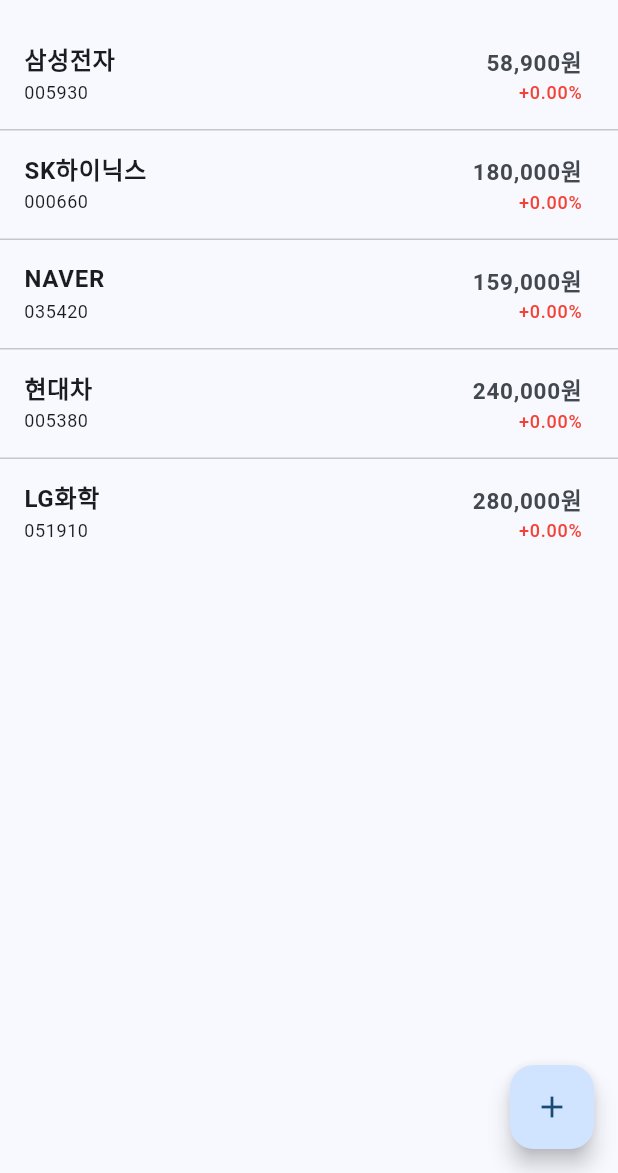
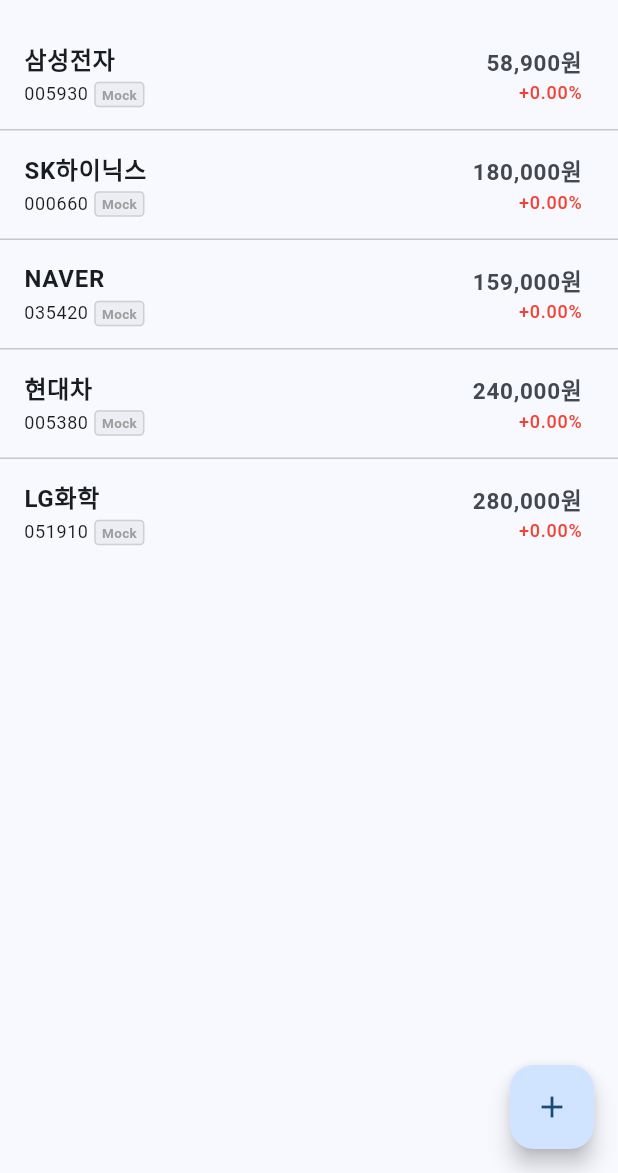
Before and after one commit to ssamssae/stock_monitor, a Flutter app: the screen it shows after launch, after a tap on the "refresh" icon, on a phone screen of 412 x 824 dp, the part 63-1236 px from its top. Run offline on Flutter 3.47's test engine with Material 3 defaults, Android fonts, the phone set to English and light mode, and no system bars; our stand-ins replace shared_preferences; network calls fail.

Commit message:
feat(krx): DataSource 태그 + KOSPI/KOSDAQ 지수 헤더 (#8)
* fix(krx): 등락률 계산을 전일대비(FLUC_RT) 기준으로 수정

KRX API 응답의 FLUC_RT 필드(전일 종가 대비)를 우선 사용.
기존 시가(OPNPRC) 기준 계산은 폴백으로만 사용.

Co-Authored-By: Claude Sonnet 4.6 <noreply@anthropic.com>

* feat(krx): DataSource 태그 + KOSPI/KOSDAQ 지수 헤더 추가

- Stock 모델에 DataSource enum(krx/yahoo/mock) 필드 추가
- KrxService fetchStock/fetchWithCandles/_mockFallback 에 소스 태깅
- KrxService.fetchIndex() 로 KOSPI·KOSDAQ 지수 조회 (OTP API)
- HomeScreen AppBar 하단에 _IndexBar 위젯 (지수 + 등락률)
- _StockTile subtitle 에 _SourceBadge (KRX=green, Yahoo=orange, Mock=grey)

Co-Authored-By: Claude Sonnet 4.6 <noreply@anthropic.com>

---------

Co-authored-by: Claude Sonnet 4.6 <noreply@anthropic.com>

```diff
--- a/lib/models/stock.dart
+++ b/lib/models/stock.dart
@@ -1,3 +1,5 @@
+enum DataSource { krx, yahoo, mock }
+
 class Candle {
   final DateTime date;
   final double close;
@@ -12,6 +14,7 @@ class Stock {
   final double changeRate;
   final List<Candle> candles;
   final double? targetPrice;
+  final DataSource? dataSource;
 
   const Stock({
     required this.code,
@@ -20,6 +23,7 @@ class Stock {
     this.changeRate = 0,
     this.candles = const [],
     this.targetPrice,
+    this.dataSource,
   });
 
   Stock copyWith({
@@ -27,6 +31,7 @@ class Stock {
     double? changeRate,
     List<Candle>? candles,
     Object? targetPrice = _sentinel,
+    DataSource? dataSource,
   }) {
     return Stock(
       code: code,
@@ -36,6 +41,7 @@ class Stock {
       candles: candles ?? this.candles,
       targetPrice:
           targetPrice == _sentinel ? this.targetPrice : targetPrice as double?,
+      dataSource: dataSource ?? this.dataSource,
     );
   }
 
--- a/lib/screens/home_screen.dart
+++ b/lib/screens/home_screen.dart
@@ -20,6 +20,7 @@ class _HomeScreenState extends State<HomeScreen> {
   bool _loading = true;
   String? _error;
   DateTime? _lastUpdated;
+  ({double kospi, double kospiChange, double kosdaq, double kosdaqChange})? _index;
 
   @override
   void initState() {
@@ -39,6 +40,7 @@ class _HomeScreenState extends State<HomeScreen> {
         _stocks = [];
         _loading = false;
       });
+      _fetchIndex();
       return;
     }
     setState(() {
@@ -46,10 +48,14 @@ class _HomeScreenState extends State<HomeScreen> {
       _error = null;
     });
     try {
-      final updated = await _service.fetchAll(_watchlist);
+      final results = await Future.wait([
+        _service.fetchAll(_watchlist),
+        _service.fetchIndex(),
+      ]);
       if (mounted) {
         setState(() {
-          _stocks = updated;
+          _stocks = results[0] as List<Stock>;
+          _index = results[1] as ({double kospi, double kospiChange, double kosdaq, double kosdaqChange})?;
           _loading = false;
           _lastUpdated = DateTime.now();
         });
@@ -62,6 +68,11 @@ class _HomeScreenState extends State<HomeScreen> {
         });
       }
     }
+  }
+
+  Future<void> _fetchIndex() async {
+    final idx = await _service.fetchIndex();
+    if (mounted) setState(() => _index = idx);
   }
 
   Future<void> _addStock() async {
@@ -94,6 +105,10 @@ class _HomeScreenState extends State<HomeScreen> {
     return Scaffold(
       appBar: AppBar(
         title: const Text('관심종목'),
+        bottom: _index != null ? PreferredSize(
+          preferredSize: const Size.fromHeight(28),
+          child: _IndexBar(index: _index!),
+        ) : null,
         actions: [
           if (_lastUpdated != null)
             Padding(
@@ -322,8 +337,15 @@ class _StockTile extends StatelessWidget {
       onTap: onTap,
       title: Text(stock.name,
           style: const TextStyle(fontWeight: FontWeight.w600)),
-      subtitle:
+      subtitle: Row(
+        children: [
           Text(stock.code, style: Theme.of(context).textTheme.bodySmall),
+          if (stock.dataSource != null) ...[
+            const SizedBox(width: 4),
+            _SourceBadge(stock.dataSource!),
+          ],
+        ],
+      ),
       trailing: stock.price == 0
           ? const SizedBox(
               width: 20,
@@ -371,3 +393,79 @@ class _StockTile extends StatelessWidget {
     return price.toStringAsFixed(0);
   }
 }
+
+class _IndexBar extends StatelessWidget {
+  final ({double kospi, double kospiChange, double kosdaq, double kosdaqChange}) index;
+
+  const _IndexBar({required this.index});
+
+  @override
+  Widget build(BuildContext context) {
+    return Container(
+      height: 28,
+      padding: const EdgeInsets.symmetric(horizontal: 16),
+      color: Theme.of(context).colorScheme.surfaceContainerHighest.withAlpha(180),
+      child: Row(
+        children: [
+          _IndexChip('KOSPI', index.kospi, index.kospiChange),
+          const SizedBox(width: 20),
+          _IndexChip('KOSDAQ', index.kosdaq, index.kosdaqChange),
+        ],
+      ),
+    );
+  }
+}
+
+class _IndexChip extends StatelessWidget {
+  final String label;
+  final double value;
+  final double change;
+
+  const _IndexChip(this.label, this.value, this.change);
+
+  @override
+  Widget build(BuildContext context) {
+    final up = change >= 0;
+    final color = up ? Colors.red : Colors.blue;
+    if (value == 0) return const SizedBox.shrink();
+    return Row(
+      mainAxisSize: MainAxisSize.min,
+      children: [
+        Text('$label ', style: const TextStyle(fontSize: 11, fontWeight: FontWeight.w600)),
+        Text(value.toStringAsFixed(2), style: const TextStyle(fontSize: 11)),
+        const SizedBox(width: 3),
+        Text(
+          '${up ? '+' : ''}${change.toStringAsFixed(2)}%',
+          style: TextStyle(fontSize: 11, color: color),
+        ),
+      ],
+    );
+  }
+}
+
+class _SourceBadge extends StatelessWidget {
+  final DataSource source;
+
+  const _SourceBadge(this.source);
+
+  @override
+  Widget build(BuildContext context) {
+    final (label, color) = switch (source) {
+      DataSource.krx => ('KRX', Colors.green),
+      DataSource.yahoo => ('Yahoo', Colors.orange),
+      DataSource.mock => ('Mock', Colors.grey),
+    };
+    return Container(
+      padding: const EdgeInsets.symmetric(horizontal: 4, vertical: 1),
+      decoration: BoxDecoration(
+        color: color.withAlpha(30),
+        border: Border.all(color: color.withAlpha(100)),
+        borderRadius: BorderRadius.circular(3),
+      ),
+      child: Text(
+        label,
+        style: TextStyle(fontSize: 9, color: color, fontWeight: FontWeight.w600),
+      ),
+    );
+  }
+}
--- a/lib/services/krx_service.dart
+++ b/lib/services/krx_service.dart
@@ -30,10 +30,12 @@ class KrxService {
   /// 현재가만 조회 (홈 화면 목록용)
   Future<Stock> fetchStock(Stock stock) async {
     try {
-      return await _fetchPriceFromKrx(stock);
+      final s = await _fetchPriceFromKrx(stock);
+      return s.copyWith(dataSource: DataSource.krx);
     } catch (_) {
       try {
-        return await _fetchFromYahoo(stock, range: '5d');
+        final s = await _fetchFromYahoo(stock, range: '5d');
+        return s.copyWith(dataSource: DataSource.yahoo);
       } catch (_) {
         return _mockFallback(stock);
       }
@@ -45,10 +47,11 @@ class KrxService {
     try {
       final price = await _fetchPriceFromKrx(stock);
       final candles = await _fetchCandlesFromKrx(stock);
-      return price.copyWith(candles: candles);
+      return price.copyWith(candles: candles, dataSource: DataSource.krx);
     } catch (_) {
       try {
-        return await _fetchFromYahoo(stock, range: '1mo');
+        final s = await _fetchFromYahoo(stock, range: '1mo');
+        return s.copyWith(dataSource: DataSource.yahoo);
       } catch (_) {
         return _mockFallback(stock);
       }
@@ -57,6 +60,56 @@ class KrxService {
 
   Future<List<Stock>> fetchAll(List<Stock> stocks) =>
       Future.wait(stocks.map(fetchStock));
+
+  /// KOSPI·KOSDAQ 지수 조회 (홈 헤더용)
+  /// 실패 시 null 반환
+  Future<({double kospi, double kospiChange, double kosdaq, double kosdaqChange})?> fetchIndex() async {
+    try {
+      final otp = await _getOtp({
+        'bld': 'dbms/MDC/STAT/standard/MDCSTAT00101',
+        'mktId': 'ALL',
+        'trdDd': _kstToday(),
+        'csvxls_isNo': 'false',
+      });
+      final dataRes = await http
+          .post(
+            Uri.parse('$_baseUrl$_dataPath'),
+            headers: _krxHeaders,
+            body: 'code=$otp',
+          )
+          .timeout(const Duration(seconds: 5));
+      if (dataRes.statusCode != 200) return null;
+
+      final rows = jsonDecode(dataRes.body)['output'] as List?;
+      if (rows == null || rows.isEmpty) return null;
+
+      double kospi = 0, kospiChange = 0, kosdaq = 0, kosdaqChange = 0;
+      for (final item in rows) {
+        final row = item as Map<String, dynamic>;
+        final mktNm = (row['IDX_NM'] as String? ?? '');
+        final val = _parseNum(row['CLSPRC_IDX'] as String? ?? '0');
+        final chg = double.tryParse(
+                (row['FLUC_RT'] as String? ?? '').replaceAll(',', '')) ??
+            0.0;
+        if (mktNm.contains('코스피') && !mktNm.contains('200')) {
+          kospi = val;
+          kospiChange = chg;
+        } else if (mktNm.contains('코스닥') && !mktNm.contains('150')) {
+          kosdaq = val;
+          kosdaqChange = chg;
+        }
+      }
+      if (kospi == 0 && kosdaq == 0) return null;
+      return (
+        kospi: kospi,
+        kospiChange: kospiChange,
+        kosdaq: kosdaq,
+        kosdaqChange: kosdaqChange
+      );
+    } catch (_) {
+      return null;
+    }
+  }
 
   // ── KRX OTP API ──────────────────────────────────────────
 
@@ -201,6 +254,7 @@ class KrxService {
   Stock _mockFallback(Stock stock) => stock.copyWith(
         price: _mockPrices[stock.code] ?? 50000,
         changeRate: 0.0,
+        dataSource: DataSource.mock,
       );
 
   static String _formEncode(Map<String, String> params) => params.entries
```
